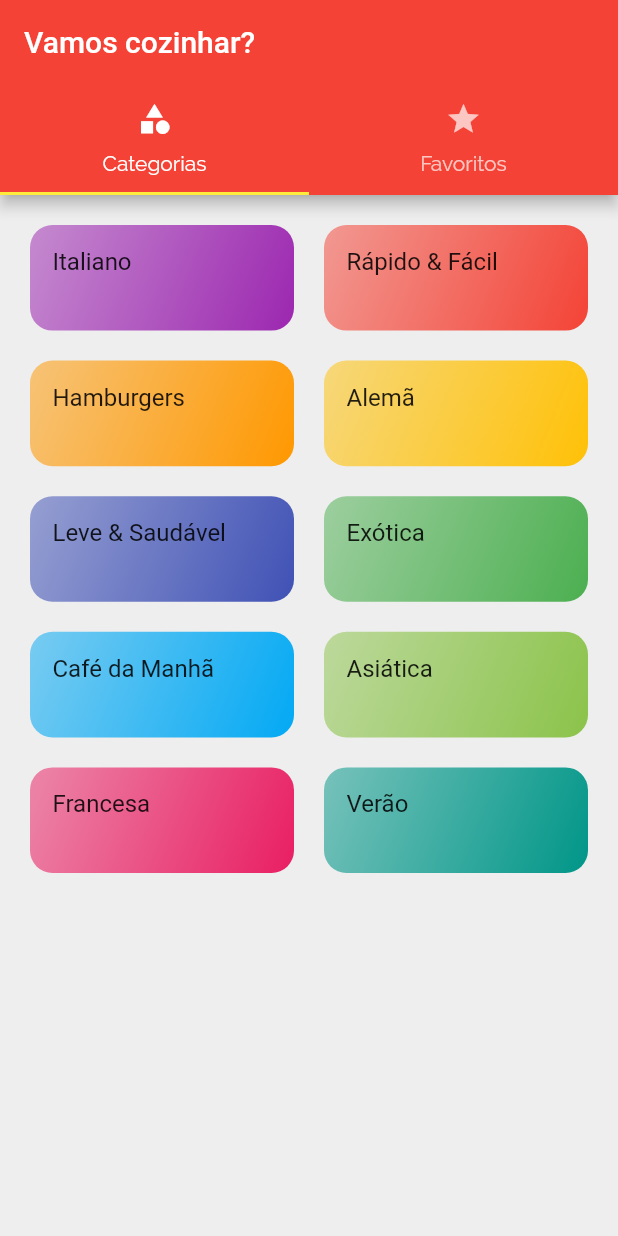
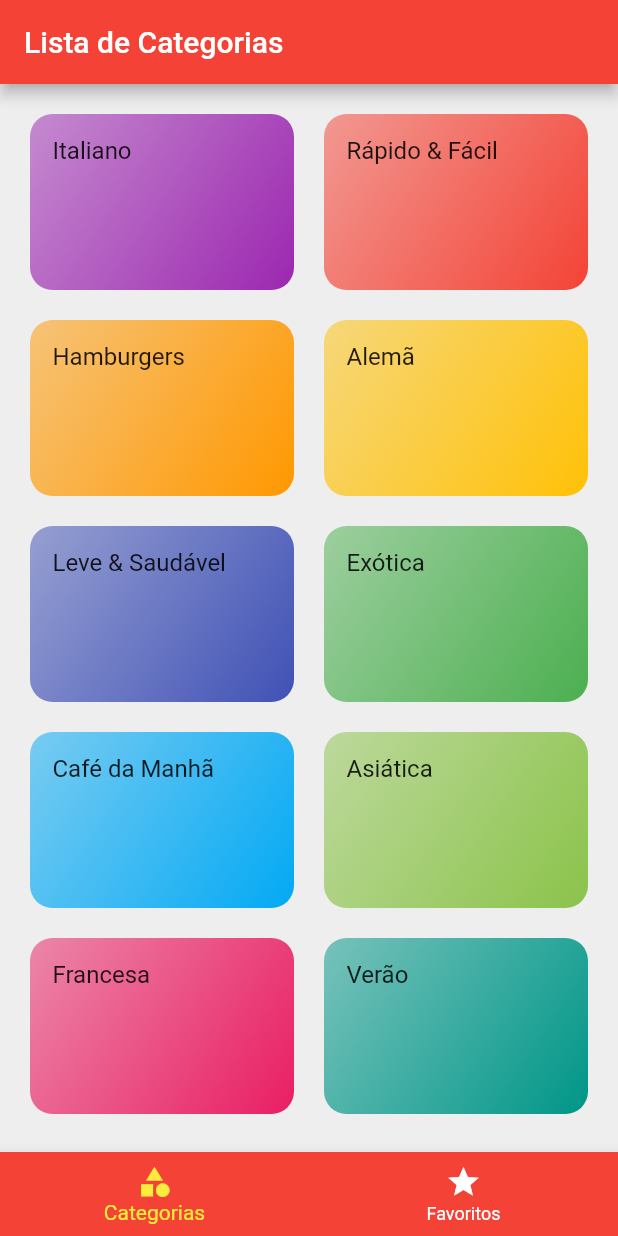
Before and after one commit to LRScudeletti/flutter-meals, a Flutter app: the screen it shows after launch, on a phone screen of 412 x 824 dp. Run offline on Flutter 3.47's test engine with Material 2 defaults, Android fonts, the phone set to English and light mode, and no system bars.

Commit message:
Ajustado layout da tabbar principal

```diff
--- a/lib/screens/categories_screen.dart
+++ b/lib/screens/categories_screen.dart
@@ -11,7 +11,7 @@ class CategoriesScreen extends StatelessWidget {
       padding: const EdgeInsets.all(20),
       gridDelegate: SliverGridDelegateWithMaxCrossAxisExtent(
         maxCrossAxisExtent: 200,
-        childAspectRatio: 5 / 2,
+        childAspectRatio: 3 / 2,
         crossAxisSpacing: 20,
         mainAxisSpacing: 20,
       ),
--- a/lib/screens/favorite_screen.dart
+++ b/lib/screens/favorite_screen.dart
@@ -5,7 +5,7 @@ class FavoriteScreen extends StatelessWidget {
 
   @override
   Widget build(BuildContext context) {
-    return Center(
+    return const Center(
       child: Text('Minhas receitas favoritas.'),
     );
   }
--- a/lib/screens/tabs_screen.dart
+++ b/lib/screens/tabs_screen.dart
@@ -2,39 +2,58 @@ import 'package:flutter/material.dart';
 import 'package:projeto_meals/screens/categories_screen.dart';
 import 'package:projeto_meals/screens/favorite_screen.dart';
 
-class TabsScreen extends StatelessWidget {
+class TabsScreen extends StatefulWidget {
   const TabsScreen({Key? key}) : super(key: key);
 
   @override
+  State<TabsScreen> createState() => _TabsScreenState();
+}
+
+class _TabsScreenState extends State<TabsScreen> {
+  int _selectedScreenIndex = 0;
+
+  final List<String> _titles = [
+    'Lista de Categorias',
+    'Meus Favoritos',
+  ];
+
+  final List<Widget> _screens = [
+    const CategoriesScreen(),
+    const FavoriteScreen(),
+  ];
+  _selecteScreen(int index) {
+    setState(() {
+      _selectedScreenIndex = index;
+    });
+  }
+
+  @override
   Widget build(BuildContext context) {
-    return DefaultTabController(
-      length: 2,
-      child: Scaffold(
-        appBar: AppBar(
-          title: const Text('Vamos cozinhar?'),
-          bottom: const TabBar(
-            tabs: [
-              Tab(
-                icon: Icon(
-                  Icons.category,
-                ),
-                text: 'Categorias',
-              ),
-              Tab(
-                icon: Icon(
-                  Icons.star,
-                ),
-                text: 'Favoritos',
-              ),
-            ],
-          ),
+    return Scaffold(
+      appBar: AppBar(
+        title: Text(
+          _titles[_selectedScreenIndex],
         ),
-        body: const TabBarView(
-          children: [
-            CategoriesScreen(),
-            FavoriteScreen(),
-          ],
-        ),
+      ),
+      body: _screens[_selectedScreenIndex],
+      bottomNavigationBar: BottomNavigationBar(
+        onTap: _selecteScreen,
+        backgroundColor: Theme.of(context).colorScheme.primary,
+        unselectedItemColor: Colors.white,
+        selectedItemColor: Theme.of(context).colorScheme.secondary,
+        currentIndex: _selectedScreenIndex,
+        items: const [
+          BottomNavigationBarItem(
+              label: 'Categorias',
+              icon: Icon(
+                Icons.category,
+              )),
+          BottomNavigationBarItem(
+              label: 'Favoritos',
+              icon: Icon(
+                Icons.star,
+              ))
+        ],
       ),
     );
   }
```
